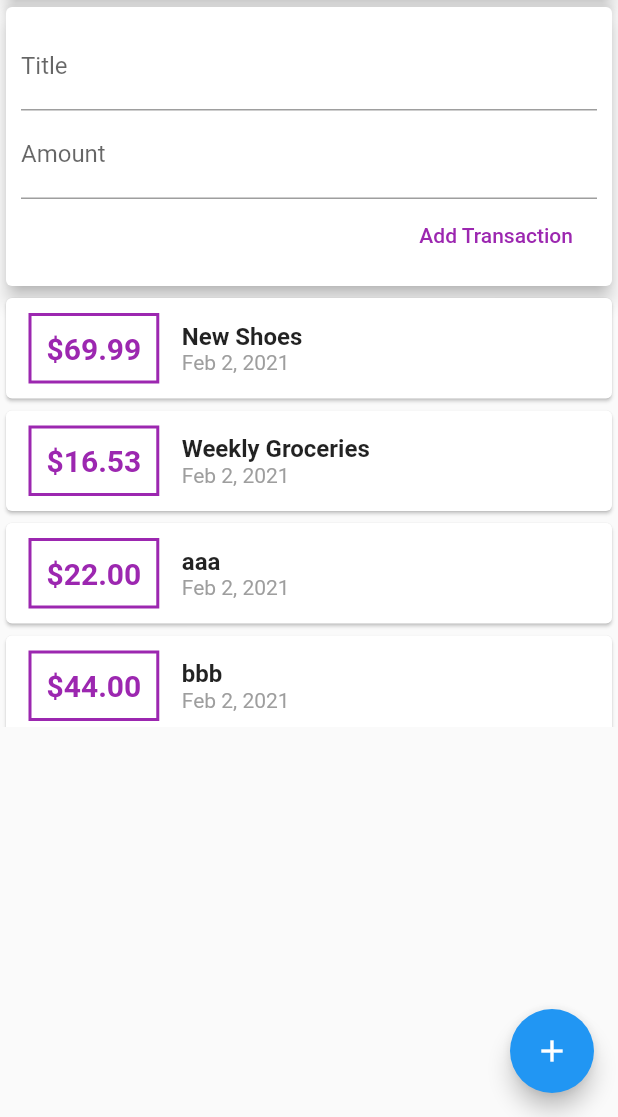
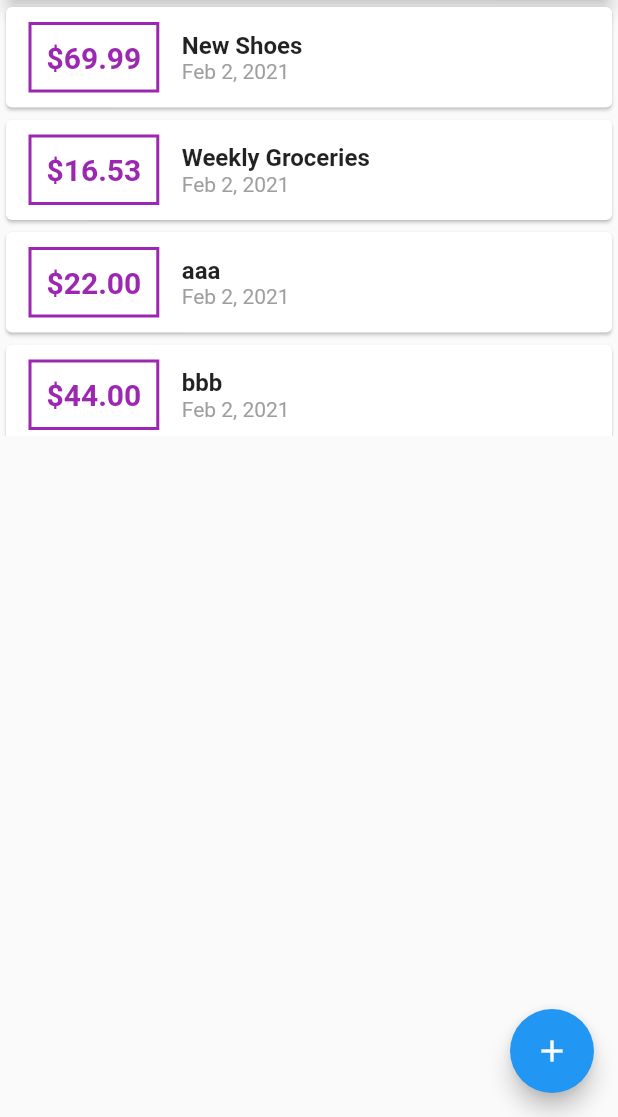
Before and after one commit to a7md0/FlutterPersonalExpenses, a Flutter app: the screen it shows after launch, on a phone screen of 412 x 824 dp, the part 119-1236 px from its top. Run offline on Flutter 3.47's test engine with Material 2 defaults, Android fonts, the phone set to English and light mode, and no system bars.

```diff
--- a/lib/main.dart
+++ b/lib/main.dart
@@ -1,6 +1,8 @@
 import 'package:flutter/material.dart';
 
-import 'widgets/user_transcactions.dart';
+import 'models/transaction.dart';
+import 'widgets/transaction_list.dart';
+import 'widgets/new_transaction.dart';
 
 void main() => runApp(MyApp());
 
@@ -14,7 +16,45 @@ class MyApp extends StatelessWidget {
   }
 }
 
-class MyHomePage extends StatelessWidget {
+class MyHomePage extends StatefulWidget {
+  @override
+  _MyHomePageState createState() => _MyHomePageState();
+}
+
+class _MyHomePageState extends State<MyHomePage> {
+  final List<Transaction> _userTransactions = [
+    Transaction(
+      id: 't1',
+      title: 'New Shoes',
+      amount: 69.99,
+      date: DateTime.now(),
+    ),
+    Transaction(
+      id: 't2',
+      title: 'Weekly Groceries',
+      amount: 16.53,
+      date: DateTime.now(),
+    ),
+    Transaction(
+      id: 't3',
+      title: 'aaa',
+      amount: 22,
+      date: DateTime.now(),
+    ),
+    Transaction(
+      id: 't4',
+      title: 'bbb',
+      amount: 44,
+      date: DateTime.now(),
+    ),
+    Transaction(
+      id: 't5',
+      title: 'ccc',
+      amount: 66,
+      date: DateTime.now(),
+    ),
+  ];
+
   @override
   Widget build(BuildContext context) {
     return Scaffold(
@@ -23,7 +63,7 @@ class MyHomePage extends StatelessWidget {
         actions: [
           IconButton(
             icon: Icon(Icons.add),
-            onPressed: () {},
+            onPressed: () => _showAddNewTransaction(context),
           )
         ],
       ),
@@ -40,14 +80,36 @@ class MyHomePage extends StatelessWidget {
                 elevation: 5,
               ),
             ),
-            UserTransactions(),
+            TranscationList(_userTransactions),
           ],
         ),
       ),
       floatingActionButton: FloatingActionButton(
         child: Icon(Icons.add),
-        onPressed: () {},
+        onPressed: () => _showAddNewTransaction(context),
       ),
     );
   }
+
+  void _addNewTransaction(String title, double amount) {
+    final newTx = Transaction(
+      id: DateTime.now().toString(),
+      title: title,
+      amount: amount,
+      date: DateTime.now(),
+    );
+
+    setState(() {
+      _userTransactions.add(newTx);
+    });
+  }
+
+  void _showAddNewTransaction(BuildContext ctx) {
+    showModalBottomSheet(
+      context: ctx,
+      builder: (_) {
+        return NewTransaction(_addNewTransaction);
+      },
+    );
+  }
 }
--- a/lib/widgets/user_transcactions.dart
+++ /dev/null
@@ -1,69 +0,0 @@
-import 'package:flutter/material.dart';
-
-import '../models/transaction.dart';
-
-import './new_transaction.dart';
-import './transaction_list.dart';
-
-class UserTransactions extends StatefulWidget {
-  @override
-  _UserTransactionsState createState() => _UserTransactionsState();
-}
-
-class _UserTransactionsState extends State<UserTransactions> {
-  final List<Transaction> _userTransactions = [
-    Transaction(
-      id: 't1',
-      title: 'New Shoes',
-      amount: 69.99,
-      date: DateTime.now(),
-    ),
-    Transaction(
-      id: 't2',
-      title: 'Weekly Groceries',
-      amount: 16.53,
-      date: DateTime.now(),
-    ),
-    Transaction(
-      id: 't3',
-      title: 'aaa',
-      amount: 22,
-      date: DateTime.now(),
-    ),
-    Transaction(
-      id: 't4',
-      title: 'bbb',
-      amount: 44,
-      date: DateTime.now(),
-    ),
-    Transaction(
-      id: 't5',
-      title: 'ccc',
-      amount: 66,
-      date: DateTime.now(),
-    ),
-  ];
-
-  @override
-  Widget build(BuildContext context) {
-    return Column(
-      children: [
-        NewTransaction(_addNewTransaction),
-        TranscationList(_userTransactions),
-      ],
-    );
-  }
-
-  void _addNewTransaction(String title, double amount) {
-    final newTx = Transaction(
-      id: DateTime.now().toString(),
-      title: title,
-      amount: amount,
-      date: DateTime.now(),
-    );
-
-    setState(() {
-      _userTransactions.add(newTx);
-    });
-  }
-}
```
